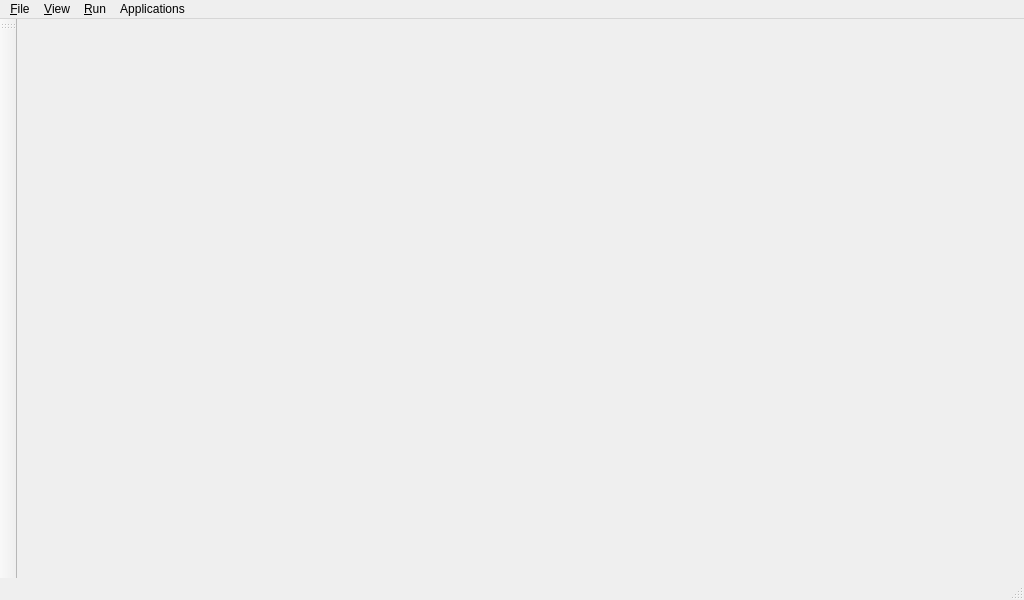
First picture: the form in packages/xApplications/cobotsys_app/src/main_window_widget.ui, repository Chunting/UrRobotControllerInTCP, before the edit.
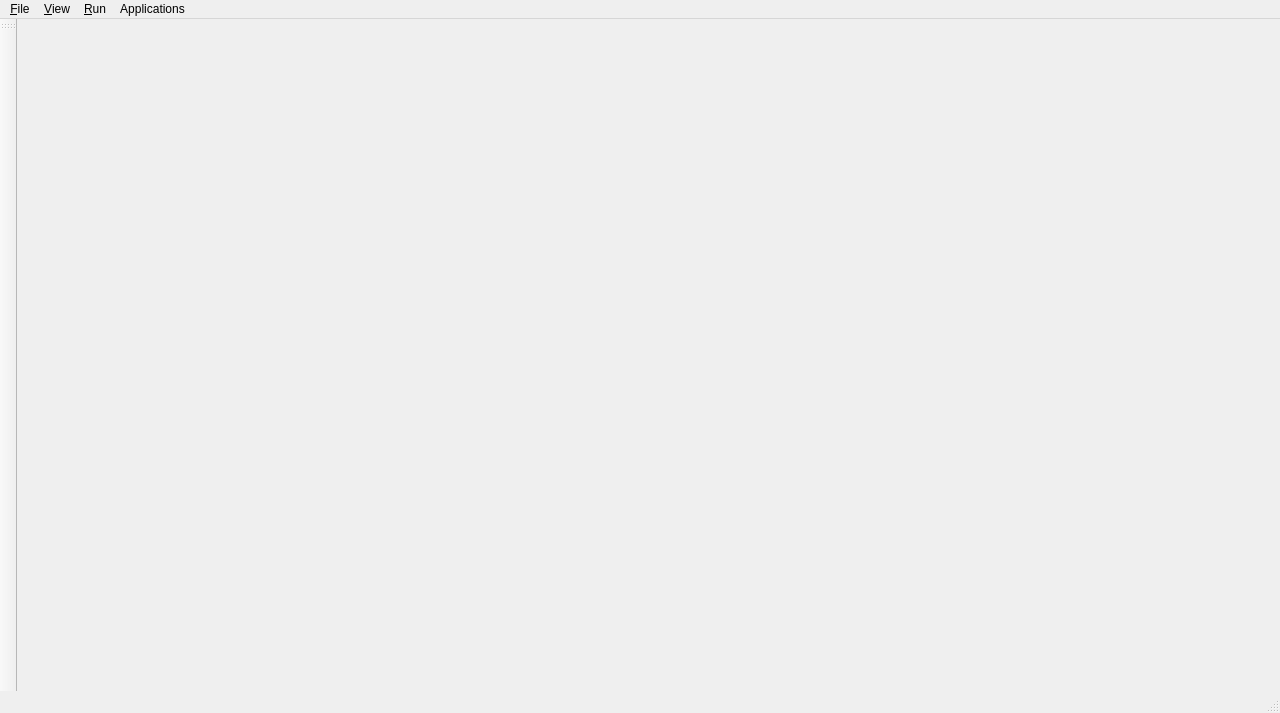
Second picture: the form after the edit. Icons and pictures are not drawn.

What changed in the file:
```diff
--- a/packages/xApplications/cobotsys_app/src/main_window_widget.ui
+++ b/packages/xApplications/cobotsys_app/src/main_window_widget.ui
@@ -6,8 +6,8 @@
    <rect>
     <x>0</x>
     <y>0</y>
-    <width>1024</width>
-    <height>600</height>
+    <width>1280</width>
+    <height>713</height>
    </rect>
   </property>
   <property name="windowTitle">
@@ -19,7 +19,7 @@
     <rect>
      <x>0</x>
      <y>0</y>
-     <width>1024</width>
+     <width>1280</width>
      <height>22</height>
     </rect>
    </property>
```
